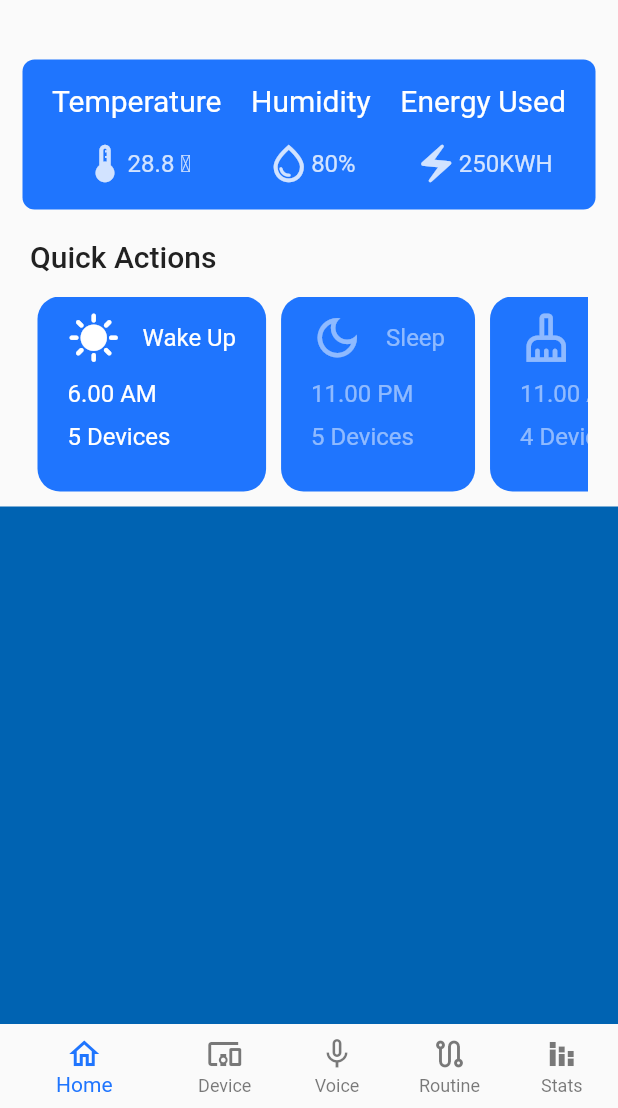
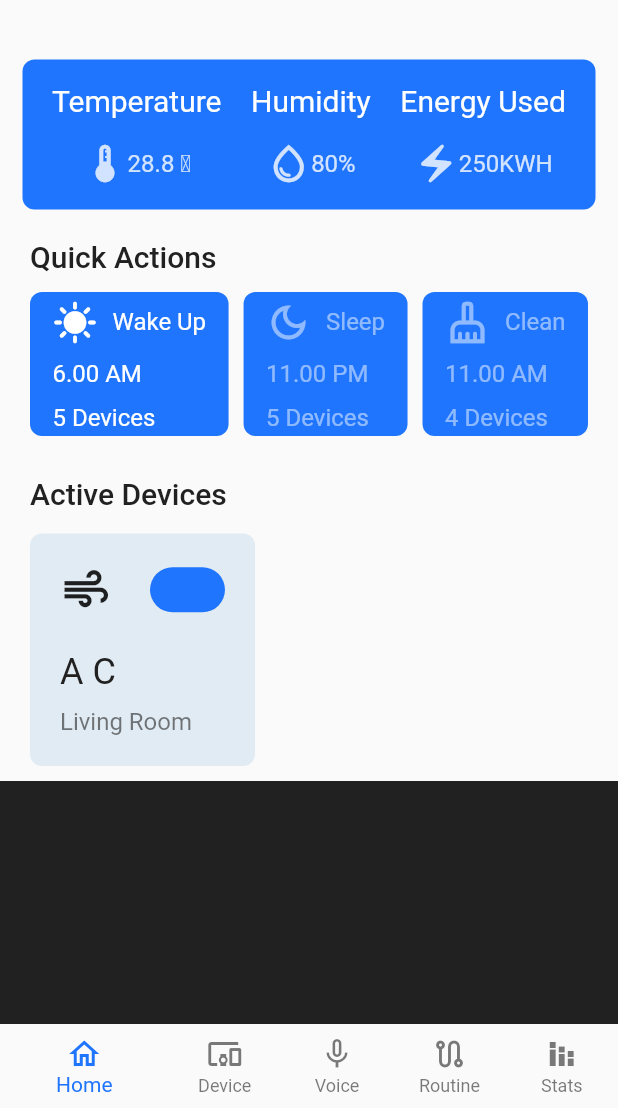
Before and after one commit to mohdsalmanp8666/tech_nest, a Flutter app: the screen it shows after launch, on a phone screen of 412 x 824 dp, the part 128-1236 px from its top. Run offline on Flutter 3.47's test engine with Material 2 defaults, Android fonts, the phone set to English and light mode, and no system bars; our stand-ins replace flutter_svg, fluttertoast, get.

Commit message:
minor changes made

```diff
--- /dev/null
+++ b/lib/models/activeDevicesModel.dart
@@ -0,0 +1,4 @@
+// class ActiveDevicesModel {
+//   final int deviceIcon;
+//   final bool
+// }
--- /dev/null
+++ b/lib/models/quickActionsModel.dart
@@ -0,0 +1,14 @@
+class QuickActionsModel {
+  int taskIcon;
+  String taskName;
+  String scheduledTime;
+  int devices;
+  bool enabled;
+  QuickActionsModel({
+    this.taskIcon = 0xf03c3,
+    required this.taskName,
+    required this.scheduledTime,
+    required this.devices,
+    required this.enabled,
+  });
+}
--- a/lib/pages/home.dart
+++ b/lib/pages/home.dart
@@ -55,11 +55,8 @@ class HomeScreen extends StatelessWidget {
                       // * Quick Actions
                       const QuickActionSection(),
                       // * Active Devices
-                      Container(
-                        height: 350,
-                        width: MediaQuery.of(context).size.width,
-                        color: secondaryColor,
-                      ),
+                      // TODO: Changing Active Devices section to Pinned Devices
+                      const ActiveDevicesSection(),
                       // * Rooms
                       Container(
                         height: 350,
--- a/lib/pages/widgets/home_widgets.dart
+++ b/lib/pages/widgets/home_widgets.dart
@@ -105,13 +105,15 @@ class QuickActionSection extends StatelessWidget {
           ),
         ),
         Container(
-          height: 150,
-          padding: const EdgeInsets.symmetric(vertical: 10, horizontal: 20),
+          height: 110,
+          // color: errorColor,
+          padding: const EdgeInsets.fromLTRB(15, 7, 15, 7),
           child: Consumer<HomeProvider>(
               builder: (context, quickActionProvider, child) {
             return ListView.builder(
                 scrollDirection: Axis.horizontal,
-                itemCount: context.watch<HomeProvider>().quickActions.length,
+                itemCount: 3,
+                //  context.watch<HomeProvider>().quickActions.length,
                 itemBuilder: (context, index) {
                   var data = context.watch<HomeProvider>().quickActions;
                   return QuickActionTile(
@@ -168,10 +170,10 @@ class QuickActionTile extends StatelessWidget {
       },
       child: Container(
         margin: const EdgeInsets.symmetric(horizontal: 5),
-        padding: const EdgeInsets.symmetric(vertical: 10, horizontal: 20),
+        padding: const EdgeInsets.only(top: 05, left: 15, right: 15),
         decoration: BoxDecoration(
           color: primaryColor,
-          borderRadius: BorderRadius.circular(15),
+          borderRadius: BorderRadius.circular(8),
         ),
         child: Column(
           crossAxisAlignment: CrossAxisAlignment.start,
@@ -185,9 +187,9 @@ class QuickActionTile extends StatelessWidget {
                         color: enabled == false
                             ? Colors.white.withOpacity(0.5)
                             : Colors.white,
-                        size: 35,
+                        size: 30,
                       ),
-                const SizedBox(width: 15),
+                const SizedBox(width: 10),
                 Text(
                   heading,
                   style: headLine(
@@ -219,7 +221,7 @@ class QuickActionTile extends StatelessWidget {
                       ? Colors.white.withOpacity(0.5)
                       : Colors.white),
             ),
-            const SizedBox(height: 10),
+            // const SizedBox(height: 10),
             // Text("$enabled"),
           ],
         ),
@@ -227,3 +229,107 @@ class QuickActionTile extends StatelessWidget {
     );
   }
 }
+
+// ! Active Devices Widget/s
+
+// * Active Devices Main Section
+class ActiveDevicesSection extends StatelessWidget {
+  const ActiveDevicesSection({
+    super.key,
+  });
+
+  @override
+  Widget build(BuildContext context) {
+    return Column(
+      children: [
+        // * Active Devices Text
+        Container(
+          alignment: Alignment.centerLeft,
+          margin: const EdgeInsets.only(top: 20),
+          padding: const EdgeInsets.only(left: 20, bottom: 5),
+          child: Text(
+            "Active Devices",
+            style: headLine(h5, FontWeight.w500, greyColor),
+          ),
+        ),
+        // * Active Devices Row
+        Container(
+          height: 175,
+          padding: const EdgeInsets.symmetric(vertical: 10, horizontal: 20),
+          child: Consumer<HomeProvider>(
+              builder: (context, activeDevicesProvider, child) {
+            return ListView.builder(
+                scrollDirection: Axis.horizontal,
+                itemCount: 1,
+                itemBuilder: (context, index) {
+                  var data = context.watch<HomeProvider>().quickActions;
+                  return Container(
+                    width: 150,
+                    padding: const EdgeInsets.all(20),
+                    decoration: BoxDecoration(
+                      color: secondaryColor.withOpacity(0.1),
+                      borderRadius: BorderRadius.circular(8),
+                    ),
+                    child: Column(
+                      mainAxisAlignment: MainAxisAlignment.spaceBetween,
+                      children: [
+                        // * For Icon and Radio Button
+                        Row(
+                          mainAxisAlignment: MainAxisAlignment.spaceBetween,
+                          children: [
+                            const Icon(
+                              Icons.air,
+                              size: 35,
+                            ),
+                            // TODO: Have to design custom radio button
+                            Container(
+                              width: 50,
+                              height: 30,
+                              decoration: BoxDecoration(
+                                color: primaryColor,
+                                borderRadius: BorderRadius.circular(50),
+                              ),
+                            ),
+                          ],
+                        ),
+                        // * For Device name and Room name
+                        Container(
+                          height: 70,
+                          width: double.infinity,
+                          alignment: Alignment.bottomLeft,
+                          child: Column(
+                            crossAxisAlignment: CrossAxisAlignment.start,
+                            mainAxisAlignment: MainAxisAlignment.end,
+                            children: [
+                              Text(
+                                "A C",
+                                style: headLine(h4, FontWeight.w400, greyColor),
+                              ),
+                              const SizedBox(height: 10),
+                              Text(
+                                "Living Room",
+                                style: headLine(body, FontWeight.normal,
+                                    greyColor.withOpacity(0.6)),
+                              ),
+                            ],
+                          ),
+                        ),
+                      ],
+                    ),
+                  );
+                  //  QuickActionTile(
+                  //   index: index,
+                  //   icon: IconData(data[index].taskIcon,
+                  //       fontFamily: 'MaterialIcons'),
+                  //   heading: data[index].taskName,
+                  //   subText1: data[index].scheduledTime,
+                  //   subText2: "${data[index].devices} Devices",
+                  //   enabled: data[index].enabled,
+                  // );
+                });
+          }),
+        ),
+      ],
+    );
+  }
+}
--- a/lib/providers/homeProvider.dart
+++ b/lib/providers/homeProvider.dart
@@ -1,6 +1,8 @@
 import 'package:flutter/material.dart';
+import 'package:tech_nest/models/quickActionsModel.dart';
 
 class HomeProvider with ChangeNotifier {
+  // ! Quick Actions Data
   List<QuickActionsModel> quickActions = [
     QuickActionsModel(
       taskIcon: 0xf0575,
@@ -36,19 +38,10 @@ class HomeProvider with ChangeNotifier {
     quickActions[i].enabled = !state;
     notifyListeners();
   }
+
+
+  // ! Active Devices Data
+
+
+
 }
-
-class QuickActionsModel {
-  int taskIcon;
-  String taskName;
-  String scheduledTime;
-  int devices;
-  bool enabled;
-  QuickActionsModel({
-    this.taskIcon = 0xf03c3,
-    required this.taskName,
-    required this.scheduledTime,
-    required this.devices,
-    required this.enabled,
-  });
-}
```
